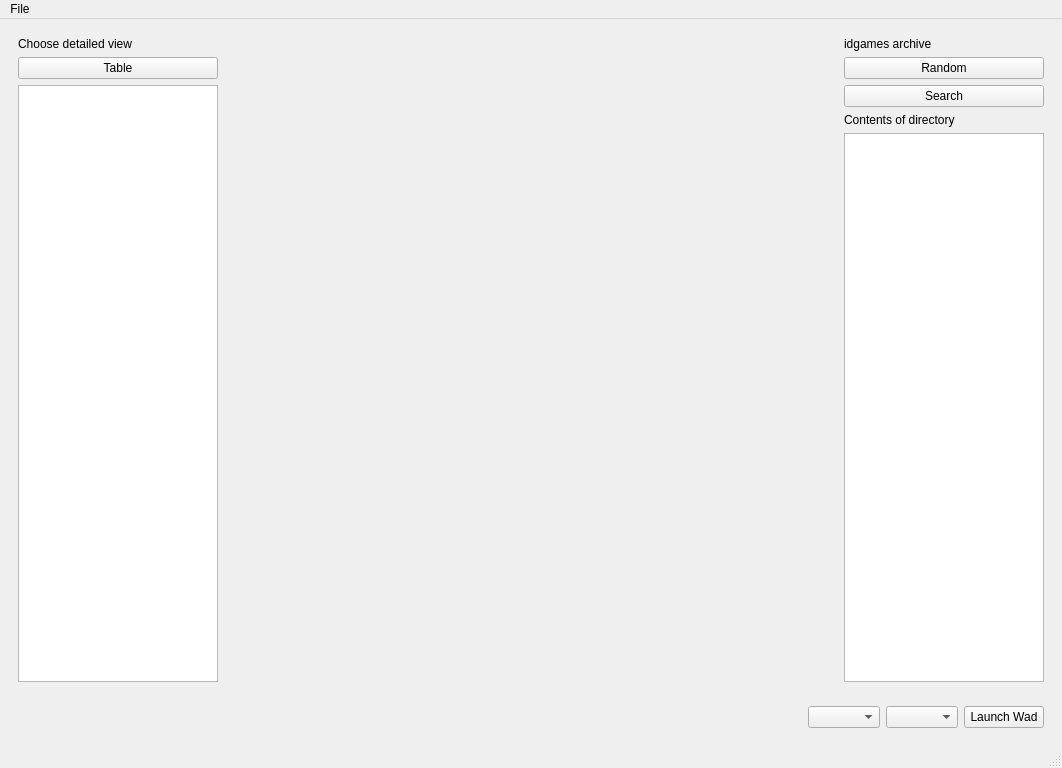
Before: the Qt Designer form src/main/resources/base/template/wadlauncher.ui in karlpet/WadLauncher, drawn with Qt 5.
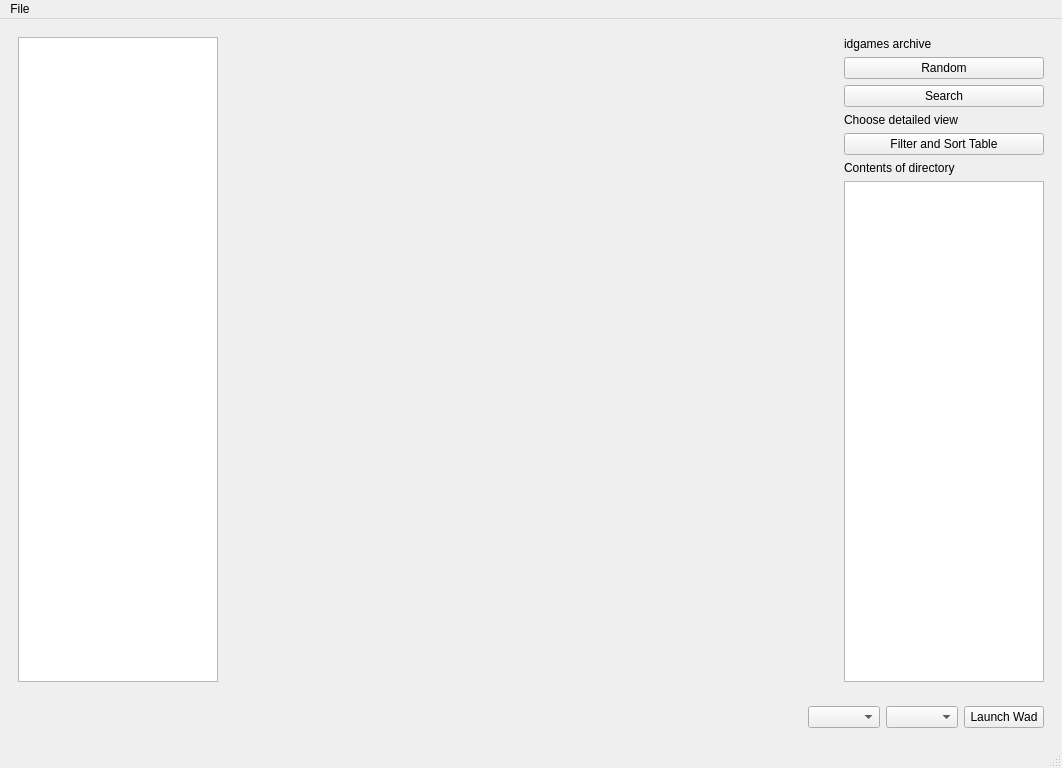
After: the same form once the commit is applied.

Commit message: Add filtering by comma separated key:value string to table view!

The edit to the form file:
```diff
--- a/src/main/resources/base/template/wadlauncher.ui
+++ b/src/main/resources/base/template/wadlauncher.ui
@@ -37,27 +37,6 @@
         <property name="rightMargin">
          <number>0</number>
         </property>
-        <item>
-         <layout class="QVBoxLayout" name="wadsview_chooser">
-          <property name="topMargin">
-           <number>0</number>
-          </property>
-          <item>
-           <widget class="QLabel" name="label_15">
-            <property name="text">
-             <string>Choose detailed view</string>
-            </property>
-           </widget>
-          </item>
-          <item>
-           <widget class="QPushButton" name="wadsview_chooser_wadtable">
-            <property name="text">
-             <string>Table</string>
-            </property>
-           </widget>
-          </item>
-         </layout>
-        </item>
         <item>
          <widget class="QListView" name="wad_list">
           <property name="sizePolicy">
@@ -152,6 +131,27 @@
            </layout>
           </widget>
          </item>
+         <item>
+          <layout class="QVBoxLayout" name="sidebar_wadsview">
+           <property name="topMargin">
+            <number>0</number>
+           </property>
+           <item>
+            <widget class="QLabel" name="label_15">
+             <property name="text">
+              <string>Choose detailed view</string>
+             </property>
+            </widget>
+           </item>
+           <item>
+            <widget class="QPushButton" name="sidebar_wadsview_table">
+             <property name="text">
+              <string>Filter and Sort Table</string>
+             </property>
+            </widget>
+           </item>
+          </layout>
+         </item>
          <item>
           <widget class="QLabel" name="sidebar_waddir_label">
            <property name="text">
```
The commit also changes 6 other files.
